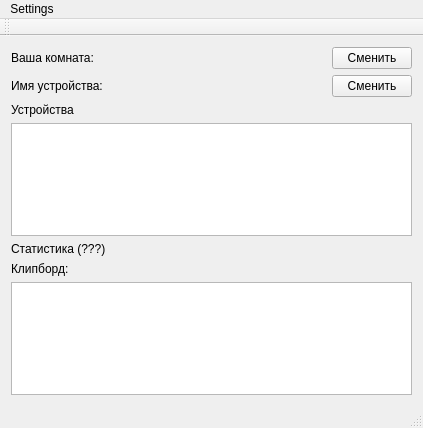
The window that desktop/gui/mainwindow.ui (LuxoftLab/ShareClipboard) describes before a commit, drawn with Qt 5.
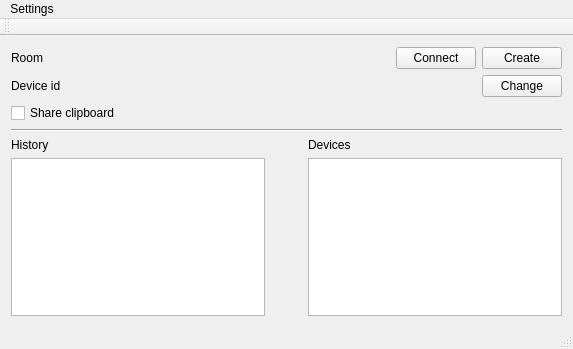
The same window after the commit.

What changed in the file:
```diff
--- a/desktop/gui/mainwindow.ui
+++ b/desktop/gui/mainwindow.ui
@@ -6,23 +6,21 @@
    <rect>
     <x>0</x>
     <y>0</y>
-    <width>423</width>
-    <height>428</height>
+    <width>573</width>
+    <height>349</height>
    </rect>
   </property>
   <property name="windowTitle">
    <string>MainWindow</string>
   </property>
   <widget class="QWidget" name="centralWidget">
-   <layout class="QHBoxLayout" name="horizontalLayout_3">
-    <item>
-     <layout class="QVBoxLayout" name="verticalLayout_2">
+   <layout class="QVBoxLayout" name="verticalLayout_3">
       <item>
        <layout class="QHBoxLayout" name="horizontalLayout_2">
         <item>
          <widget class="QLabel" name="roomLabel">
           <property name="text">
-           <string>Ваша комната: </string>
+         <string>Room </string>
           </property>
          </widget>
         </item>
@@ -42,7 +40,14 @@
         <item>
          <widget class="QPushButton" name="pushButton_3">
           <property name="text">
-           <string>Сменить</string>
+         <string>Connect</string>
+        </property>
+       </widget>
+      </item>
+      <item>
+       <widget class="QPushButton" name="changeRoomPushButton">
+        <property name="text">
+         <string>Create</string>
           </property>
          </widget>
         </item>
@@ -53,7 +58,7 @@
         <item>
          <widget class="QLabel" name="nameLabel">
           <property name="text">
-           <string>Имя устройства: </string>
+         <string>Device id</string>
           </property>
          </widget>
         </item>
@@ -73,35 +78,34 @@
         <item>
          <widget class="QPushButton" name="changeNamePushButton">
           <property name="text">
-           <string>Сменить</string>
+         <string>Change</string>
           </property>
          </widget>
         </item>
        </layout>
       </item>
       <item>
-       <layout class="QVBoxLayout" name="verticalLayout_3">
-        <item>
-         <widget class="QLabel" name="label_7">
+     <widget class="QCheckBox" name="shareccheckBox">
           <property name="text">
-           <string>Устройства</string>
+       <string>Share clipboard</string>
           </property>
          </widget>
         </item>
         <item>
-         <widget class="QListWidget" name="listWidget"/>
-        </item>
-        <item>
-         <widget class="QLabel" name="label_5">
-          <property name="text">
-           <string>Статистика (???)</string>
+     <widget class="Line" name="line">
+      <property name="orientation">
+       <enum>Qt::Horizontal</enum>
           </property>
          </widget>
         </item>
+    <item>
+     <layout class="QHBoxLayout" name="horizontalLayout_3">
+      <item>
+       <layout class="QVBoxLayout" name="verticalLayout_2">
         <item>
          <widget class="QLabel" name="label_6">
           <property name="text">
-           <string>Клипборд:</string>
+           <string>History</string>
           </property>
          </widget>
         </item>
@@ -110,6 +114,33 @@
         </item>
        </layout>
       </item>
+      <item>
+       <spacer name="horizontalSpacer_3">
+        <property name="orientation">
+         <enum>Qt::Horizontal</enum>
+        </property>
+        <property name="sizeHint" stdset="0">
+         <size>
+          <width>40</width>
+          <height>20</height>
+         </size>
+        </property>
+       </spacer>
+      </item>
+      <item>
+       <layout class="QVBoxLayout" name="verticalLayout">
+        <item>
+         <widget class="QLabel" name="label_7">
+          <property name="text">
+           <string>Devices</string>
+          </property>
+         </widget>
+        </item>
+        <item>
+         <widget class="QListWidget" name="listWidget"/>
+        </item>
+       </layout>
+      </item>
      </layout>
     </item>
    </layout>
@@ -119,8 +150,8 @@
     <rect>
      <x>0</x>
      <y>0</y>
-     <width>423</width>
-     <height>22</height>
+     <width>573</width>
+     <height>25</height>
     </rect>
    </property>
    <widget class="QMenu" name="menuSettings">
```
Left out of the diff: 10 changed lines with no effect on the pictures. Lines whose indentation alone changed are shown as unchanged.
